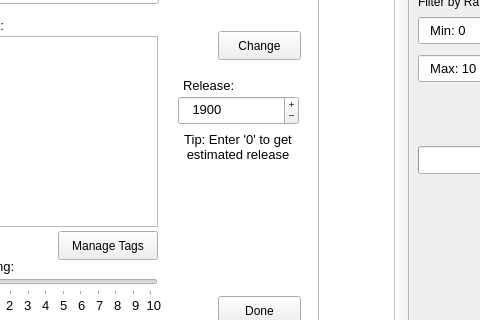
First picture: the form in My Record Collection Source/mainwindow.ui, repository Drag0nCodes/MyRecordCollection, before the edit; both pictures show x 382 to 862 and y 293 to 613 of the 1000 by 810 pixel window.
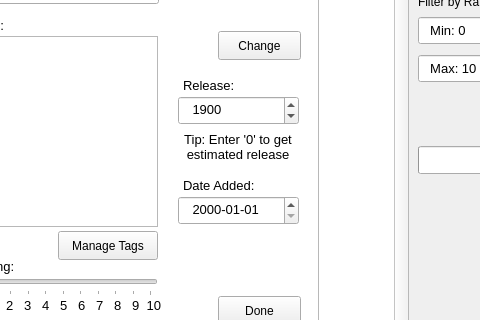
Second picture: the form after the edit.

Commit message:
Frontend: - Added an "added" attribute to the record class to store when the record was added to the collection to better allow sorting based on this quality      - When creating custom or adding from search, added is todays date      - When importing discogs, added is date from Discogs      - Can be changed in edit popup - Release year in filter will automatically be set to min of oldest record and max of newest record instead of 1 and 9999
Backend:
- Created updateEditPopup method in mainwindow to update information on edit popup when selected record changes

The edit to the form file:
```diff
--- a/My Record Collection Source/mainwindow.ui
+++ b/My Record Collection Source/mainwindow.ui
@@ -1211,7 +1211,7 @@
        </font>
       </property>
       <property name="buttonSymbols">
-       <enum>QAbstractSpinBox::PlusMinus</enum>
+       <enum>QAbstractSpinBox::UpDownArrows</enum>
       </property>
       <property name="prefix">
        <string>⠀</string>
@@ -1265,6 +1265,70 @@
        <set>Qt::AlignCenter</set>
       </property>
      </widget>
+     <widget class="QDateEdit" name="editRecord_AddedEdit">
+      <property name="geometry">
+       <rect>
+        <x>230</x>
+        <y>320</y>
+        <width>121</width>
+        <height>29</height>
+       </rect>
+      </property>
+      <property name="font">
+       <font>
+        <family>Arial</family>
+        <pointsize>10</pointsize>
+       </font>
+      </property>
+      <property name="minimumDateTime">
+       <datetime>
+        <hour>0</hour>
+        <minute>0</minute>
+        <second>0</second>
+        <year>1752</year>
+        <month>9</month>
+        <day>14</day>
+       </datetime>
+      </property>
+      <property name="currentSection">
+       <enum>QDateTimeEdit::DaySection</enum>
+      </property>
+      <property name="displayFormat">
+       <string>⠀yyyy-MM-dd</string>
+      </property>
+      <property name="currentSectionIndex">
+       <number>2</number>
+      </property>
+      <property name="timeSpec">
+       <enum>Qt::UTC</enum>
+      </property>
+      <property name="date">
+       <date>
+        <year>2000</year>
+        <month>1</month>
+        <day>1</day>
+       </date>
+      </property>
+     </widget>
+     <widget class="QLabel" name="editRecord_AddedLabel">
+      <property name="geometry">
+       <rect>
+        <x>235</x>
+        <y>299</y>
+        <width>120</width>
+        <height>20</height>
+       </rect>
+      </property>
+      <property name="font">
+       <font>
+        <family>Arial</family>
+        <pointsize>10</pointsize>
+       </font>
+      </property>
+      <property name="text">
+       <string>Date Added:</string>
+      </property>
+     </widget>
     </widget>
    </widget>
   </widget>
```
The commit also changes 11 other files.
